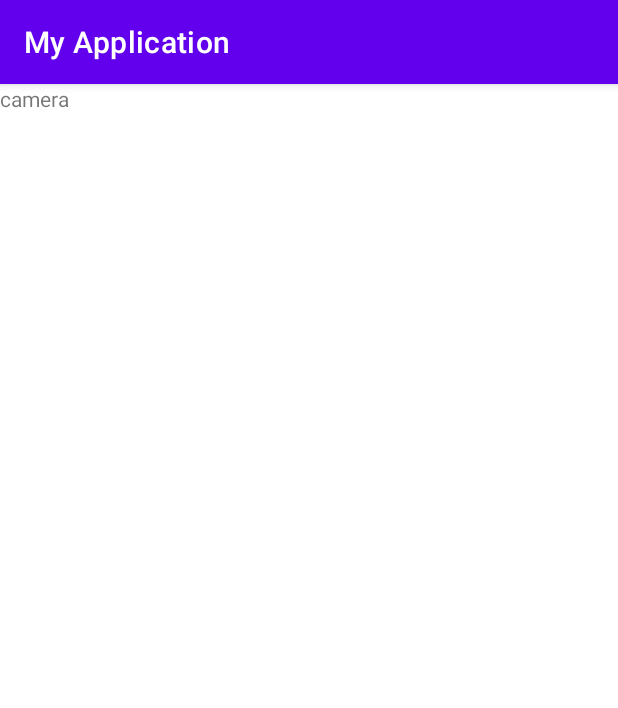
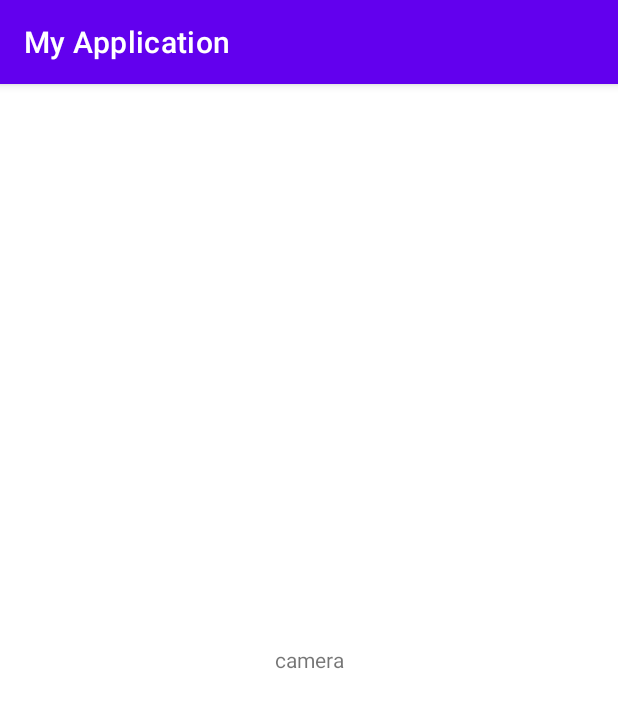
Before and after one commit to kimwest00/kotlin-basic-projec, an Android app: the fragment CameraFragment shown on its own in the app's theme, on a phone screen of 412 x 824 dp. Shown: the top 708 px of the screen. Run offline under Robolectric (Android 15) with nearby library versions, the phone set to English and light mode, and no system bars.

```diff
--- a/week6/app/src/main/res/layout/activity_main.xml
+++ b/week6/app/src/main/res/layout/activity_main.xml
@@ -9,7 +9,7 @@
     <FrameLayout
         android:id="@+id/frame_layout"
         android:layout_width="match_parent"
-        android:layout_height="0dp"
+        android:layout_height="wrap_content"
         app:layout_constraintBottom_toTopOf="@id/bottom_navi" />
 
     <com.google.android.material.bottomnavigation.BottomNavigationView
--- a/week6/app/src/main/res/layout/fragment_camera.xml
+++ b/week6/app/src/main/res/layout/fragment_camera.xml
@@ -5,7 +5,9 @@
     xmlns:app="http://schemas.android.com/apk/res-auto">
     <TextView
         android:layout_width="match_parent"
-        android:layout_height="wrap_content"
-        app:layout_constraintTop_toTopOf="parent"
-        android:text="camera"/>
+        android:layout_height="match_parent"
+        android:text="camera"
+        android:textAlignment="center"
+        android:gravity="center"
+        />
 </androidx.constraintlayout.widget.ConstraintLayout>
```
